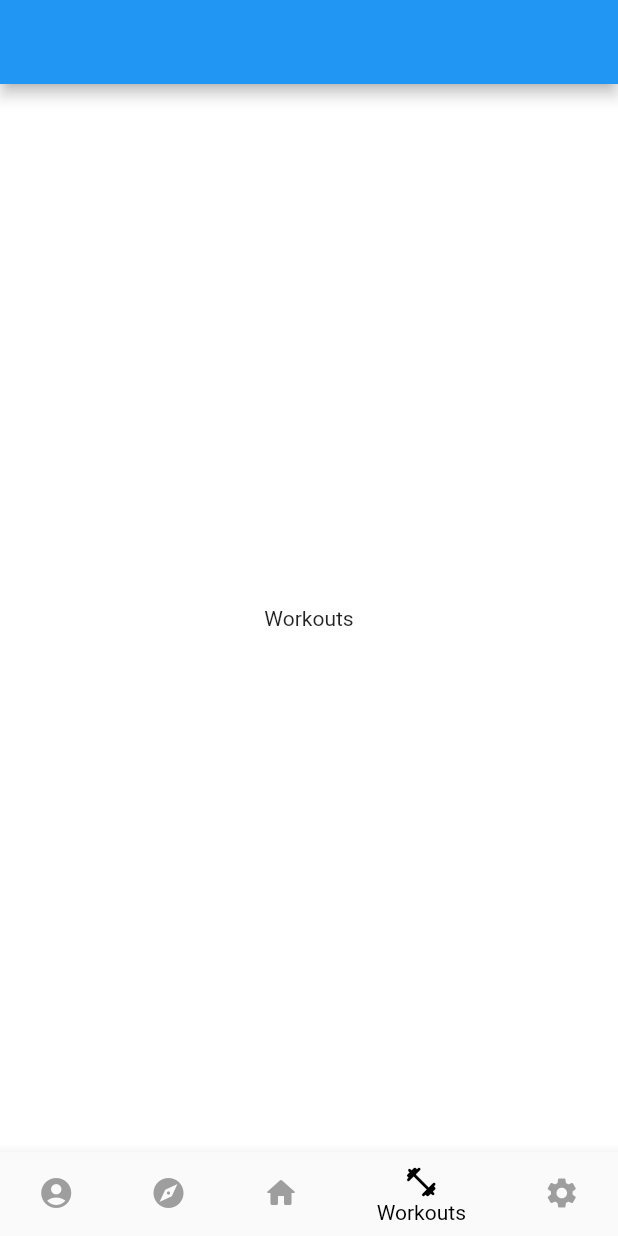
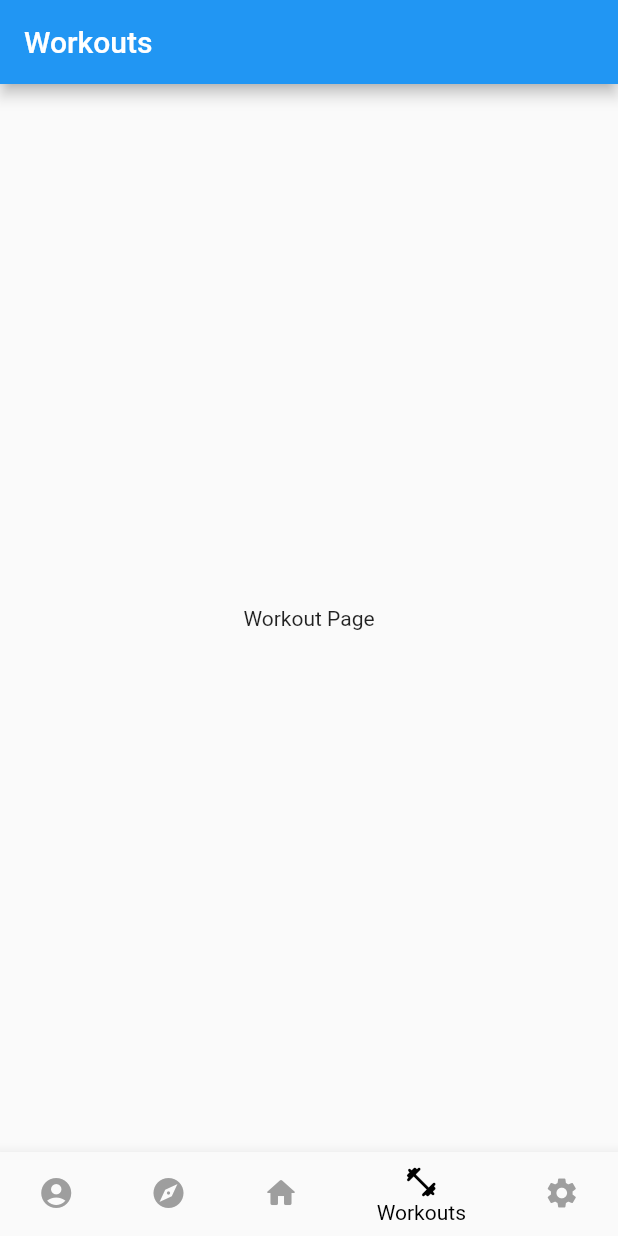
Before and after one commit to gmadharh/mobile_computing, a Flutter app: the screen it shows after launch, item 4 of the bottom bar chosen, on a phone screen of 412 x 824 dp. Run offline on Flutter 3.47's test engine with Material 2 defaults, Android fonts, the light colour scheme and no system bars.

Commit message:
Page Routing Complete

```diff
--- a/lib/main.dart
+++ b/lib/main.dart
@@ -1,4 +1,9 @@
 import 'package:flutter/material.dart';
+import 'package:mobile_computing/pages/home.dart';
+import 'package:mobile_computing/pages/quests.dart';
+import 'package:mobile_computing/pages/settings.dart';
+import 'package:mobile_computing/pages/workouts.dart';
+import 'package:mobile_computing/pages/profile.dart';
 
 void main() {
   runApp(MyApp());
@@ -22,22 +27,12 @@ class BottomNavigation extends StatefulWidget {
 
 class _BottomNavigation extends State<BottomNavigation> {
   int _page = 2;
-  static List<Widget> _pageOptions = <Widget> [
-    Text(
-      "Profile",
-    ),
-    Text(
-      "Quests",
-    ),
-    Text(
-      "Home",
-    ),
-    Text(
-      "Workouts",
-    ),
-    Text(
-      "Settings",
-    ),
+  static final List<Widget> _pageOptions = <Widget> [
+    ProfilePage(),
+    QuestPage(),
+    HomePage(),
+    WorkoutPage(),
+    SettingsPage()
   ];
 
   void _onButtonClicked(int index) {
@@ -87,11 +82,6 @@ class _BottomNavigation extends State<BottomNavigation> {
           onTap: _onButtonClicked,
         ),
       backgroundColor: Colors.white,
-      appBar: AppBar(
-        title: Text(
-          '',
-        ),
-      ),
     );
   }
 }
--- /dev/null
+++ b/lib/pages/workouts.dart
@@ -0,0 +1,11 @@
+import 'package:flutter/material.dart';
+
+class WorkoutPage extends StatelessWidget{
+  @override
+  Widget build(BuildContext context) => Scaffold(
+    appBar: AppBar(
+      title: const Text("Workouts"),
+    ),
+    body: const Center(child: Text("Workout Page")),
+  );
+}
```
Also changed, not shown: lib/pages/home.dart (added, +11 -0 lines), lib/pages/profile.dart (added, +11 -0 lines), lib/pages/quests.dart (added, +11 -0 lines), lib/pages/settings.dart (added, +11 -0 lines), 1 other file.
